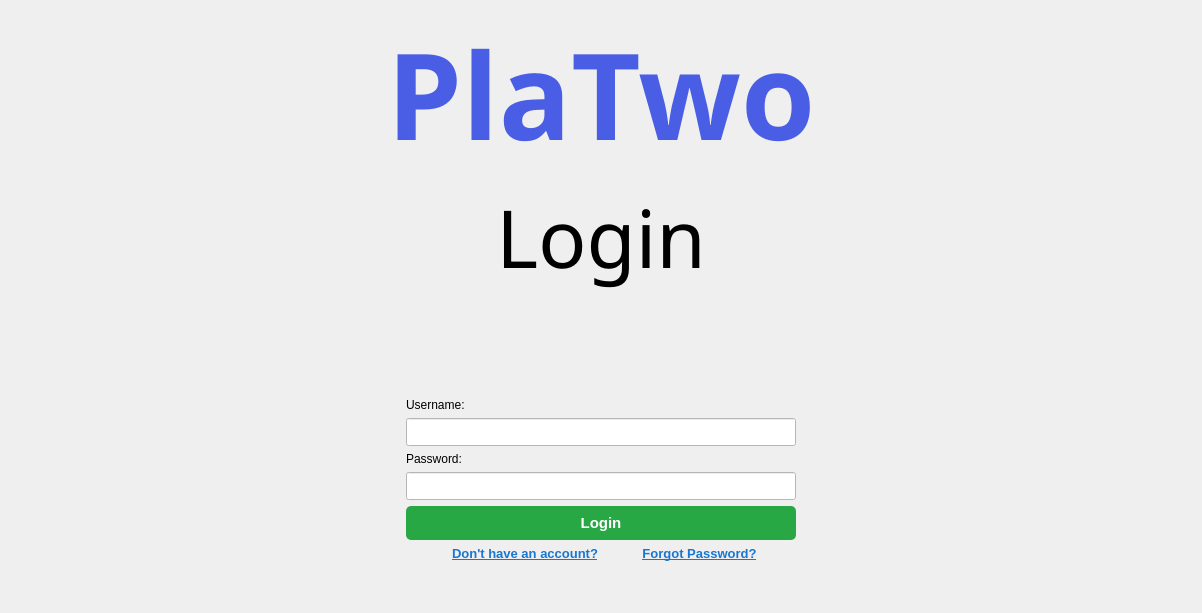
Qt form UI/Auth/login/login.ui (PlaTwo-project/PlaTwo) before a commit.
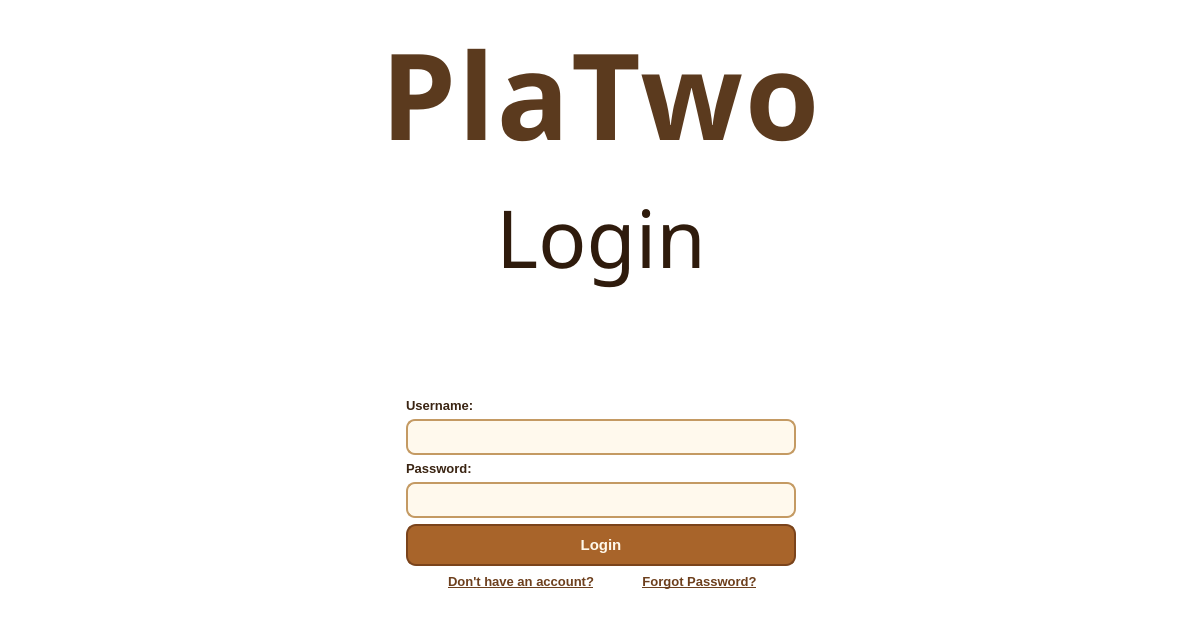
The same form after that commit.

The edit to the form file:
```diff
--- a/UI/Auth/login/login.ui
+++ b/UI/Auth/login/login.ui
@@ -14,12 +14,27 @@
    <string>Form</string>
   </property>
   <property name="styleSheet">
-   <string notr="true">QMessageBox QPushButton {
-    background-color: white;
-    color: black;
-    border: 1px solid #0078d7;
-    padding: 5px 12px;
-    border-radius: 4px;
+   <string notr="true">QWidget#Login {
+    background: transparent;
+}
+
+QMessageBox {
+    background-color: #F7E7C6;
+    color: #3B2414;
+}
+
+QMessageBox QLabel {
+    color: #3B2414;
+    font-size: 10pt;
+}
+
+QMessageBox QPushButton {
+    background-color: #B77A3D;
+    color: #FFF8EA;
+    border: 1px solid #8A5528;
+    border-radius: 7px;
+    padding: 6px 16px;
+    font-weight: bold;
 }
 
 QMessageBox QPushButton:hover {
@@ -42,6 +57,12 @@
      </property>
      <item row="0" column="0" alignment="Qt::AlignmentFlag::AlignBottom">
       <widget class="QPushButton" name="pushButton_login">
+       <property name="minimumSize">
+        <size>
+         <width>0</width>
+         <height>42</height>
+        </size>
+       </property>
        <property name="maximumSize">
         <size>
          <width>400</width>
@@ -56,11 +77,12 @@
        </property>
        <property name="styleSheet">
         <string notr="true">QPushButton {
-    background-color: #28a745;
-    color: white;
-    border: none;
-    border-radius: 5px;
-    padding: 8px 16px;
+    background-color: #A8642A;
+    color: #FFF8EA;
+    border: 2px solid #7A431B;
+    border-radius: 10px;
+    padding: 10px 18px;
+    font-size: 11pt;
     font-weight: bold;
 }
 
@@ -69,7 +91,16 @@
 }
 
 QPushButton:pressed {
-    background-color: #1e7e34;
+    background-color: #7C421B;
+    border: 2px solid #5D2F12;
+    padding-top: 11px;
+    padding-bottom: 9px;
+}
+
+QPushButton:disabled {
+    background-color: #C9B397;
+    color: #7A6A58;
+    border: 2px solid #A8957E;
 }
 </string>
        </property>
@@ -97,12 +128,12 @@
          <property name="styleSheet">
           <string notr="true">QPushButton {
     background: transparent;
-    color: #1976D2;
+    color: #6D3F1D;
     border: none;
     text-decoration: underline;
     font-size: 10pt;
     font-weight: bold;
-    padding: 0px;
+    padding: 2px 4px;
 }
 
 QPushButton:hover {
@@ -127,12 +158,12 @@
          <property name="styleSheet">
           <string notr="true">QPushButton {
     background: transparent;
-    color: #1976D2;
+    color: #6D3F1D;
     border: none;
     text-decoration: underline;
     font-size: 10pt;
     font-weight: bold;
-    padding: 0px;
+    padding: 2px 4px;
 }
 
 QPushButton:hover {
@@ -214,6 +245,15 @@
      </property>
      <item alignment="Qt::AlignmentFlag::AlignTop">
       <widget class="QLabel" name="label_username">
+       <property name="styleSheet">
+        <string notr="true">QLabel {
+    color: #3A2412;
+    background: transparent;
+    font-size: 10pt;
+    font-weight: bold;
+}
+</string>
+       </property>
        <property name="text">
         <string>Username:</string>
        </property>
@@ -230,7 +270,7 @@
        <property name="minimumSize">
         <size>
          <width>0</width>
-         <height>28</height>
+         <height>36</height>
         </size>
        </property>
        <property name="maximumSize">
@@ -241,9 +281,26 @@
        </property>
        <property name="styleSheet">
         <string notr="true">QLineEdit {
-    background: white;
-    color: black;
-}</string>
+    background-color: rgba(255, 248, 235, 235);
+    color: #2E1A0B;
+    border: 2px solid #C49A63;
+    border-radius: 9px;
+    padding: 7px 11px;
+    font-size: 10.5pt;
+    selection-background-color: #B77A3D;
+    selection-color: #FFF8EA;
+}
+
+QLineEdit:hover {
+    border: 2px solid #B77A3D;
+    background-color: rgba(255, 250, 240, 245);
+}
+
+QLineEdit:focus {
+    border: 2px solid #8F5729;
+    background-color: rgba(255, 252, 244, 250);
+}
+</string>
        </property>
       </widget>
      </item>
@@ -251,6 +308,15 @@
       <layout class="QHBoxLayout" name="horizontalLayout_2">
        <item alignment="Qt::AlignmentFlag::AlignTop">
         <widget class="QLabel" name="label_password">
+         <property name="styleSheet">
+          <string notr="true">QLabel {
+    color: #3A2412;
+    background: transparent;
+    font-size: 10pt;
+    font-weight: bold;
+}
+</string>
+         </property>
          <property name="text">
           <string>Password:</string>
          </property>
@@ -269,7 +335,7 @@
        <property name="minimumSize">
         <size>
          <width>0</width>
-         <height>28</height>
+         <height>36</height>
         </size>
        </property>
        <property name="maximumSize">
@@ -280,9 +346,26 @@
        </property>
        <property name="styleSheet">
         <string notr="true">QLineEdit {
-    background: white;
-    color: black;
-}</string>
+    background-color: rgba(255, 248, 235, 235);
+    color: #2E1A0B;
+    border: 2px solid #C49A63;
+    border-radius: 9px;
+    padding: 7px 11px;
+    font-size: 10.5pt;
+    selection-background-color: #B77A3D;
+    selection-color: #FFF8EA;
+}
+
+QLineEdit:hover {
+    border: 2px solid #B77A3D;
+    background-color: rgba(255, 250, 240, 245);
+}
+
+QLineEdit:focus {
+    border: 2px solid #8F5729;
+    background-color: rgba(255, 252, 244, 250);
+}
+</string>
        </property>
        <property name="echoMode">
         <enum>QLineEdit::EchoMode::Password</enum>
@@ -303,7 +386,12 @@
         </font>
        </property>
        <property name="styleSheet">
-        <string notr="true">color: #495ee4;</string>
+        <string notr="true">QLabel {
+    color: #5B3A1E;
+    background: transparent;
+    letter-spacing: 2px;
+}
+</string>
        </property>
        <property name="text">
         <string>PlaTwo</string>
@@ -323,7 +411,11 @@
         </font>
        </property>
        <property name="styleSheet">
-        <string notr="true">color: #000000;</string>
+        <string notr="true">QLabel {
+    color: #2F1B0C;
+    background: transparent;
+}
+</string>
        </property>
        <property name="text">
         <string>Login</string>
```
Left out of the diff: 15 changed lines with no effect on the pictures.
